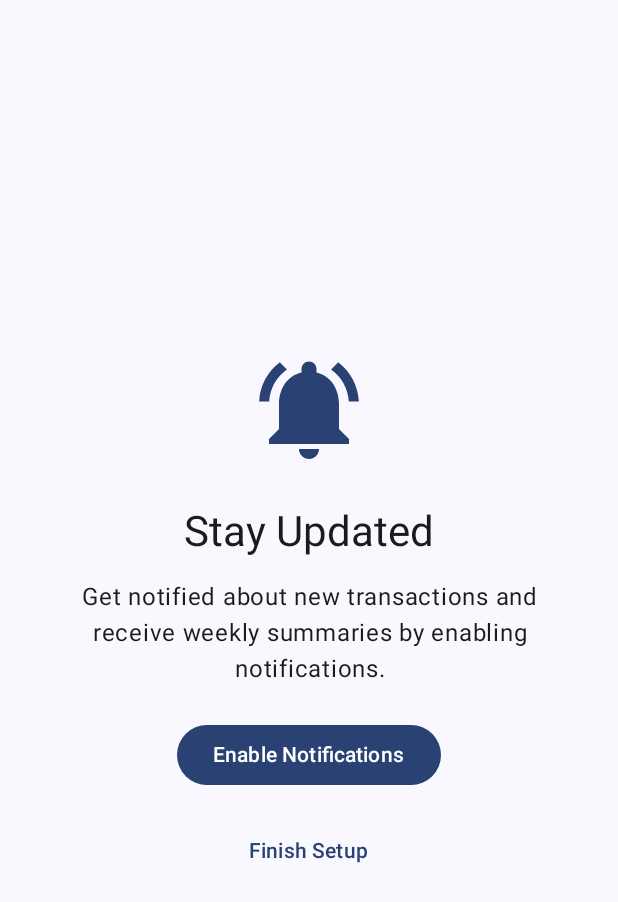
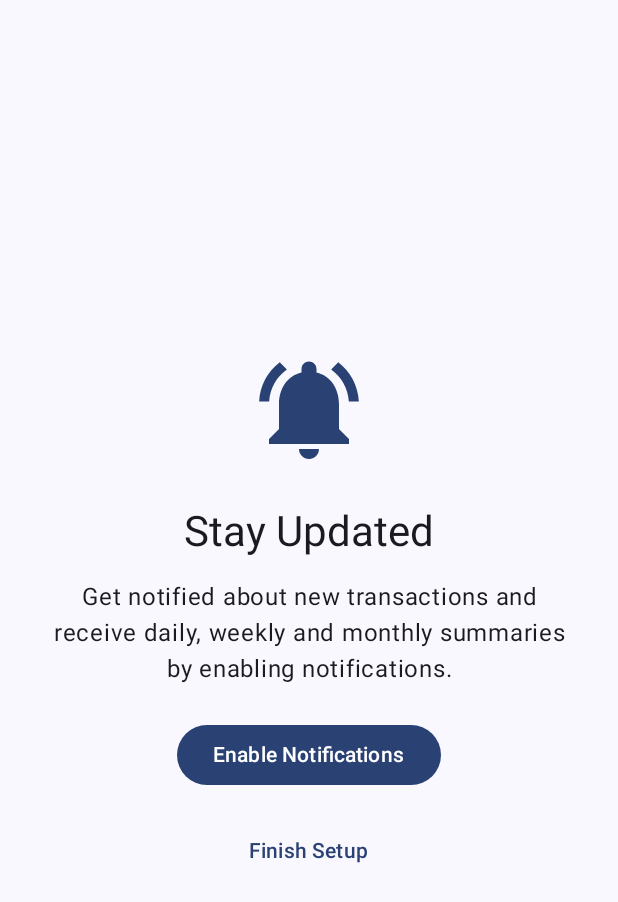
Before and after one commit to PrajwalMadhyastha/PersonalFinanceApp-Android, an Android app built with Jetpack Compose: the composable NotificationPermissionPage shown on its own in the app's theme, on a phone screen of 412 x 824 dp. Shown: the top 902 px of the screen. Run offline under Robolectric (Android 15) with nearby library versions, the phone set to English and light mode, and no system bars.

Commit message:
feat(android): Implement logic to save initial user setup from onboarding

```diff
--- a/app/src/main/java/io/pm/finlight/ui/screens/OnboardingPages.kt
+++ b/app/src/main/java/io/pm/finlight/ui/screens/OnboardingPages.kt
@@ -273,7 +273,7 @@ fun NotificationPermissionPage(onFinish: () -> Unit) {
         Text("Stay Updated", style = MaterialTheme.typography.headlineMedium)
         Spacer(Modifier.height(16.dp))
         Text(
-            "Get notified about new transactions and receive weekly summaries by enabling notifications.",
+            "Get notified about new transactions and receive daily, weekly and monthly summaries by enabling notifications.",
             style = MaterialTheme.typography.bodyLarge,
             textAlign = TextAlign.Center
         )
```
